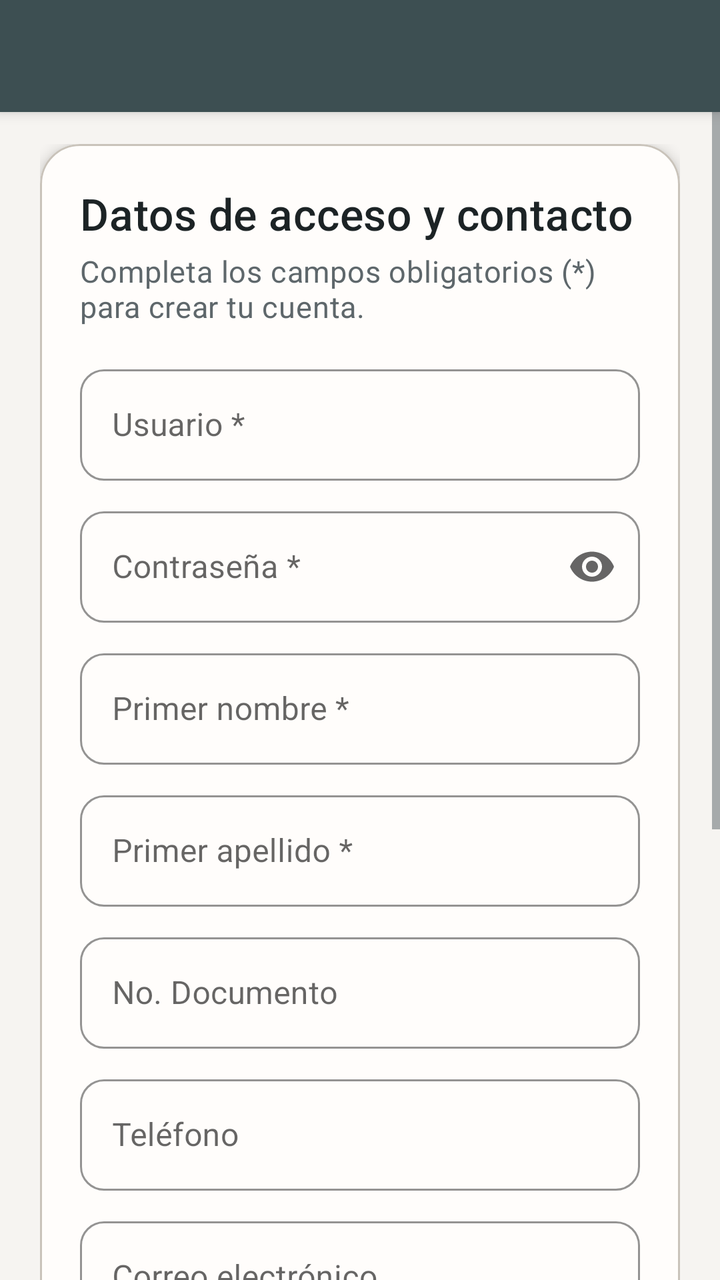
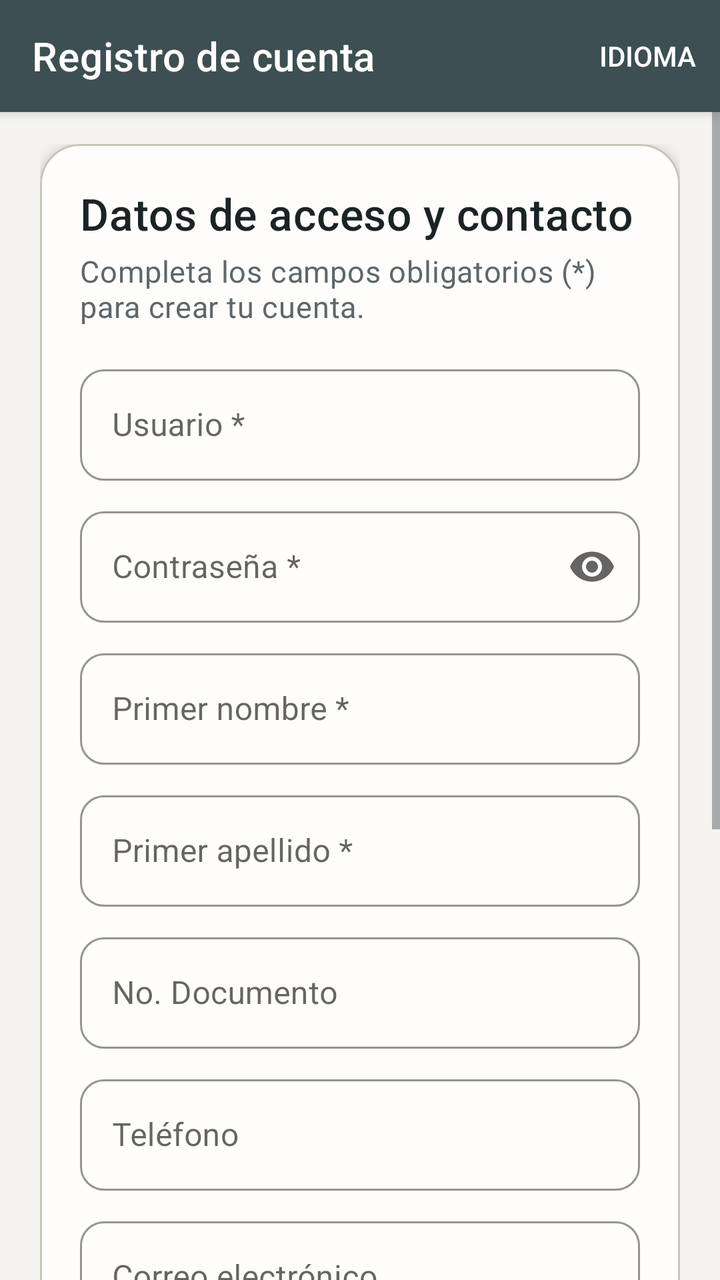

Compare the two renders of this Android layout. The source of the first and the diff that turns it into the second are given below.
<!-- AndroidManifest.xml: activity theme Theme.Muebleria -->
<!-- res/layout/activity_register.xml -->
<?xml version="1.0" encoding="utf-8"?>
<LinearLayout xmlns:android="http://schemas.android.com/apk/res/android"
    xmlns:app="http://schemas.android.com/apk/res-auto"
    android:layout_width="match_parent"
    android:layout_height="match_parent"
    android:orientation="vertical"
    android:background="@color/surface">

    <com.google.android.material.appbar.MaterialToolbar
        android:id="@+id/toolbarRegister"
        android:layout_width="match_parent"
        android:layout_height="?attr/actionBarSize"
        android:background="?attr/colorPrimary"
        android:elevation="4dp"
        android:theme="@style/ThemeOverlay.MaterialComponents.Dark.ActionBar" />

    <ScrollView
        android:layout_width="match_parent"
        android:layout_height="0dp"
        android:layout_weight="1"
        android:clipToPadding="false"
        android:fillViewport="true">

        <LinearLayout
            android:layout_width="match_parent"
            android:layout_height="wrap_content"
            android:orientation="vertical"
            android:paddingHorizontal="@dimen/padding_screen_horizontal"
            android:paddingTop="@dimen/padding_screen_vertical"
            android:paddingBottom="28dp">

            <com.google.android.material.card.MaterialCardView
                android:layout_width="match_parent"
                android:layout_height="wrap_content"
                app:cardBackgroundColor="@color/surface_container"
                app:cardCornerRadius="@dimen/corner_card_large"
                app:cardElevation="4dp"
                app:strokeColor="@color/outline_soft"
                app:strokeWidth="1dp">

                <LinearLayout
                    android:layout_width="match_parent"
                    android:layout_height="wrap_content"
                    android:orientation="vertical"
                    android:padding="20dp">

                    <TextView
                        android:layout_width="match_parent"
                        android:layout_height="wrap_content"
                        android:text="Datos de acceso y contacto"
                        android:textAppearance="?attr/textAppearanceTitleMedium"
                        android:textColor="@color/text_primary" />

                    <TextView
                        android:layout_width="match_parent"
                        android:layout_height="wrap_content"
                        android:layout_marginTop="4dp"
                        android:text="Completa los campos obligatorios (*) para crear tu cuenta."
                        android:textAppearance="?attr/textAppearanceBodySmall"
                        android:textColor="@color/text_secondary" />

                    <com.google.android.material.textfield.TextInputLayout
                        style="@style/Widget.Muebleria.TextInput"
                        android:layout_width="match_parent"
                        android:layout_height="wrap_content"
                        android:layout_marginTop="16dp"
                        android:hint="Usuario *">

                        <com.google.android.material.textfield.TextInputEditText
                            android:id="@+id/etRegLogin"
                            android:layout_width="match_parent"
                            android:layout_height="wrap_content"
                            android:inputType="text" />
                    </com.google.android.material.textfield.TextInputLayout>

                    <com.google.android.material.textfield.TextInputLayout
                        style="@style/Widget.Muebleria.TextInput"
                        android:layout_width="match_parent"
                        android:layout_height="wrap_content"
                        android:layout_marginTop="10dp"
                        android:hint="Contraseña *"
                        app:endIconMode="password_toggle">

                        <com.google.android.material.textfield.TextInputEditText
                            android:id="@+id/etRegPassword"
                            android:layout_width="match_parent"
                            android:layout_height="wrap_content"
                            android:inputType="textPassword" />
                    </com.google.android.material.textfield.TextInputLayout>

                    <com.google.android.material.textfield.TextInputLayout
                        style="@style/Widget.Muebleria.TextInput"
                        android:layout_width="match_parent"
                        android:layout_height="wrap_content"
                        android:layout_marginTop="10dp"
                        android:hint="Primer nombre *">

                        <com.google.android.material.textfield.TextInputEditText
                            android:id="@+id/etRegFirstName"
                            android:layout_width="match_parent"
                            android:layout_height="wrap_content"
                            android:inputType="textPersonName" />
                    </com.google.android.material.textfield.TextInputLayout>

                    <com.google.android.material.textfield.TextInputLayout
                        style="@style/Widget.Muebleria.TextInput"
                        android:layout_width="match_parent"
                        android:layout_height="wrap_content"
                        android:layout_marginTop="10dp"
                        android:hint="Primer apellido *">

                        <com.google.android.material.textfield.TextInputEditText
                            android:id="@+id/etRegLastName"
                            android:layout_width="match_parent"
                            android:layout_height="wrap_content"
                            android:inputType="textPersonName" />
                    </com.google.android.material.textfield.TextInputLayout>

                    <com.google.android.material.textfield.TextInputLayout
                        style="@style/Widget.Muebleria.TextInput"
                        android:layout_width="match_parent"
                        android:layout_height="wrap_content"
                        android:layout_marginTop="10dp"
                        android:hint="No. Documento">

                        <com.google.android.material.textfield.TextInputEditText
                            android:id="@+id/etRegDocNumber"
                            android:layout_width="match_parent"
                            android:layout_height="wrap_content"
                            android:inputType="number" />
                    </com.google.android.material.textfield.TextInputLayout>

                    <com.google.android.material.textfield.TextInputLayout
                        style="@style/Widget.Muebleria.TextInput"
                        android:layout_width="match_parent"
                        android:layout_height="wrap_content"
                        android:layout_marginTop="10dp"
                        android:hint="Teléfono">

                        <com.google.android.material.textfield.TextInputEditText
                            android:id="@+id/etRegPhone"
                            android:layout_width="match_parent"
                            android:layout_height="wrap_content"
                            android:inputType="phone" />
                    </com.google.android.material.textfield.TextInputLayout>

                    <com.google.android.material.textfield.TextInputLayout
                        style="@style/Widget.Muebleria.TextInput"
                        android:layout_width="match_parent"
                        android:layout_height="wrap_content"
                        android:layout_marginTop="10dp"
                        android:hint="Correo electrónico">

                        <com.google.android.material.textfield.TextInputEditText
                            android:id="@+id/etRegEmail"
                            android:layout_width="match_parent"
                            android:layout_height="wrap_content"
                            android:inputType="textEmailAddress" />
                    </com.google.android.material.textfield.TextInputLayout>

                    <com.google.android.material.textfield.TextInputLayout
                        style="@style/Widget.Muebleria.TextInput"
                        android:layout_width="match_parent"
                        android:layout_height="wrap_content"
                        android:layout_marginTop="10dp"
                        android:hint="Ciudad">

                        <com.google.android.material.textfield.TextInputEditText
                            android:id="@+id/etRegCity"
                            android:layout_width="match_parent"
                            android:layout_height="wrap_content"
                            android:inputType="text" />
                    </com.google.android.material.textfield.TextInputLayout>

                    <com.google.android.material.textfield.TextInputLayout
                        style="@style/Widget.Muebleria.TextInput"
                        android:layout_width="match_parent"
                        android:layout_height="wrap_content"
                        android:layout_marginTop="10dp"
                        android:hint="Departamento">

                        <com.google.android.material.textfield.TextInputEditText
                            android:id="@+id/etRegDepartment"
                            android:layout_width="match_parent"
                            android:layout_height="wrap_content"
                            android:inputType="text" />
                    </com.google.android.material.textfield.TextInputLayout>

                    <com.google.android.material.textfield.TextInputLayout
                        style="@style/Widget.Muebleria.TextInput"
                        android:layout_width="match_parent"
                        android:layout_height="wrap_content"
                        android:layout_marginTop="10dp"
                        android:hint="Municipio">

                        <com.google.android.material.textfield.TextInputEditText
                            android:id="@+id/etRegMunicipality"
                            android:layout_width="match_parent"
                            android:layout_height="wrap_content"
                            android:inputType="text" />
                    </com.google.android.material.textfield.TextInputLayout>

                    <com.google.android.material.button.MaterialButton
                        android:id="@+id/btnDoRegister"
                        android:layout_width="match_parent"
                        android:layout_height="56dp"
                        android:layout_marginTop="24dp"
                        android:text="Crear cuenta"
                        android:textAllCaps="false"
                        android:textSize="16sp"
                        app:cornerRadius="12dp"
                        app:elevation="2dp" />

                    <com.google.android.material.progressindicator.CircularProgressIndicator
                        android:id="@+id/progressRegister"
                        android:layout_width="wrap_content"
                        android:layout_height="wrap_content"
                        android:layout_gravity="center_horizontal"
                        android:layout_marginTop="16dp"
                        android:visibility="gone"
                        android:indeterminate="true"
                        app:indicatorColor="@color/purple_500" />
                </LinearLayout>
            </com.google.android.material.card.MaterialCardView>
        </LinearLayout>
    </ScrollView>
</LinearLayout>
<!-- resources referenced by this layout -->
<resources>
  <color name="surface">#F6F4F1</color>
  <style name="Theme.Muebleria" parent="Theme.MaterialComponents.Light.NoActionBar">
          <item name="colorPrimary">@color/purple_500</item>
          <item name="colorPrimaryDark">@color/purple_700</item>
          <item name="colorPrimaryVariant">@color/purple_700</item>
          <item name="colorSecondary">@color/purple_200</item>
          <item name="colorOnPrimary">@color/text_on_primary</item>
          <item name="colorOnSecondary">@color/text_primary</item>
          <item name="android:statusBarColor" tools:targetApi="l">@color/purple_700</item>
          <item name="android:navigationBarColor">@color/surface_container</item>
          <item name="android:windowLightNavigationBar" tools:targetApi="o_mr1">true</item>
          <item name="android:windowBackground">@color/surface</item>
          <item name="materialCardViewStyle">@style/Widget.Muebleria.Card</item>
          <item name="android:textColorPrimary">@color/text_primary</item>
          <item name="android:textColorSecondary">@color/text_secondary</item>
          <item name="textAppearanceBodySmall">@style/TextAppearance.Muebleria.BodySmall</item>
          <item name="textAppearanceBodyMedium">@style/TextAppearance.Muebleria.BodyMedium</item>
          <item name="textAppearanceBodyLarge">@style/TextAppearance.Muebleria.BodyLarge</item>
          <item name="textAppearanceTitleSmall">@style/TextAppearance.Muebleria.TitleSmall</item>
          <item name="textAppearanceTitleMedium">@style/TextAppearance.Muebleria.TitleMedium</item>
          <item name="textAppearanceHeadlineSmall">@style/TextAppearance.Muebleria.HeadlineSmall</item>
      </style>
  <color name="purple_700">#283538</color>
  <color name="purple_200">#C5A572</color>
  <dimen name="corner_card">14dp</dimen>
  <!-- unchanged entries left out for length: 18 -->
</resources>

<!-- the commit's change to res/layout/activity_register.xml (unified diff, before → after) -->
@@ -12,7 +12,10 @@
         android:layout_height="?attr/actionBarSize"
         android:background="?attr/colorPrimary"
         android:elevation="4dp"
-        android:theme="@style/ThemeOverlay.MaterialComponents.Dark.ActionBar" />
+        android:theme="@style/ThemeOverlay.MaterialComponents.Dark.ActionBar"
+        app:title="@string/register_title"
+        app:menu="@menu/register_toolbar_menu"
+        app:popupTheme="@style/ThemeOverlay.Muebleria.ToolbarPopup" />
 
     <ScrollView
         android:layout_width="match_parent"
@@ -47,7 +50,7 @@
                     <TextView
                         android:layout_width="match_parent"
                         android:layout_height="wrap_content"
-                        android:text="Datos de acceso y contacto"
+                        android:text="@string/register_section_access"
                         android:textAppearance="?attr/textAppearanceTitleMedium"
                         android:textColor="@color/text_primary" />
 
@@ -55,7 +58,7 @@
                         android:layout_width="match_parent"
                         android:layout_height="wrap_content"
                         android:layout_marginTop="4dp"
-                        android:text="Completa los campos obligatorios (*) para crear tu cuenta."
+                        android:text="@string/register_intro"
                         android:textAppearance="?attr/textAppearanceBodySmall"
                         android:textColor="@color/text_secondary" />
 
@@ -64,7 +67,7 @@
                         android:layout_width="match_parent"
                         android:layout_height="wrap_content"
                         android:layout_marginTop="16dp"
-                        android:hint="Usuario *">
+                        android:hint="@string/register_hint_login_required">
 
                         <com.google.android.material.textfield.TextInputEditText
                             android:id="@+id/etRegLogin"
@@ -78,7 +81,7 @@
                         android:layout_width="match_parent"
                         android:layout_height="wrap_content"
                         android:layout_marginTop="10dp"
-                        android:hint="Contraseña *"
+                        android:hint="@string/register_hint_password_required"
                         app:endIconMode="password_toggle">
 
                         <com.google.android.material.textfield.TextInputEditText
@@ -93,7 +96,7 @@
                         android:layout_width="match_parent"
                         android:layout_height="wrap_content"
                         android:layout_marginTop="10dp"
-                        android:hint="Primer nombre *">
+                        android:hint="@string/register_hint_first_name_required">
 
                         <com.google.android.material.textfield.TextInputEditText
                             android:id="@+id/etRegFirstName"
@@ -107,7 +110,7 @@
                         android:layout_width="match_parent"
                         android:layout_height="wrap_content"
                         android:layout_marginTop="10dp"
-                        android:hint="Primer apellido *">
+                        android:hint="@string/register_hint_last_name_required">
 
                         <com.google.android.material.textfield.TextInputEditText
                             android:id="@+id/etRegLastName"
@@ -121,7 +124,7 @@
                         android:layout_width="match_parent"
                         android:layout_height="wrap_content"
                         android:layout_marginTop="10dp"
-                        android:hint="No. Documento">
+                        android:hint="@string/register_hint_document">
 
                         <com.google.android.material.textfield.TextInputEditText
                             android:id="@+id/etRegDocNumber"
@@ -135,7 +138,7 @@
                         android:layout_width="match_parent"
                         android:layout_height="wrap_content"
                         android:layout_marginTop="10dp"
-                        android:hint="Teléfono">
+                        android:hint="@string/profile_label_phone">
 
                         <com.google.android.material.textfield.TextInputEditText
                             android:id="@+id/etRegPhone"
@@ -149,7 +152,7 @@
                         android:layout_width="match_parent"
                         android:layout_height="wrap_content"
                         android:layout_marginTop="10dp"
-                        android:hint="Correo electrónico">
+                        android:hint="@string/profile_label_email">
 
                         <com.google.android.material.textfield.TextInputEditText
                             android:id="@+id/etRegEmail"
@@ -163,7 +166,7 @@
                         android:layout_width="match_parent"
                         android:layout_height="wrap_content"
                         android:layout_marginTop="10dp"
-                        android:hint="Ciudad">
+                        android:hint="@string/profile_label_city">
 
                         <com.google.android.material.textfield.TextInputEditText
                             android:id="@+id/etRegCity"
@@ -177,7 +180,7 @@
                         android:layout_width="match_parent"
                         android:layout_height="wrap_content"
                         android:layout_marginTop="10dp"
-                        android:hint="Departamento">
+                        android:hint="@string/register_hint_department">
 
                         <com.google.android.material.textfield.TextInputEditText
                             android:id="@+id/etRegDepartment"
@@ -191,7 +194,7 @@
                         android:layout_width="match_parent"
                         android:layout_height="wrap_content"
                         android:layout_marginTop="10dp"
-                        android:hint="Municipio">
+                        android:hint="@string/register_hint_municipality">
 
                         <com.google.android.material.textfield.TextInputEditText
                             android:id="@+id/etRegMunicipality"
@@ -205,7 +208,7 @@
                         android:layout_width="match_parent"
                         android:layout_height="56dp"
                         android:layout_marginTop="24dp"
-                        android:text="Crear cuenta"
+                        android:text="@string/register_button_submit"
                         android:textAllCaps="false"
                         android:textSize="16sp"
                         app:cornerRadius="12dp"
<!-- resource entries referenced after the edit -->
@@ -1,6 +1,27 @@
 <!-- resources referenced by this layout -->
 <resources>
   <color name="surface">#F6F4F1</color>
+  <string name="profile_label_city">Ciudad</string>
+  <string name="profile_label_email">Correo electrónico</string>
+  <string name="profile_label_phone">Teléfono</string>
+  <string name="register_button_submit">Crear cuenta</string>
+  <string name="register_hint_department">Departamento</string>
+  <string name="register_hint_document">No. Documento</string>
+  <string name="register_hint_first_name_required">Primer nombre *</string>
+  <string name="register_hint_last_name_required">Primer apellido *</string>
+  <string name="register_hint_login_required">Usuario *</string>
+  <string name="register_hint_municipality">Municipio</string>
+  <string name="register_hint_password_required">Contraseña *</string>
+  <string name="register_intro">Completa los campos obligatorios (*) para crear tu cuenta.</string>
+  <string name="register_section_access">Datos de acceso y contacto</string>
+  <string name="register_title">Registro de cuenta</string>
+  <style name="ThemeOverlay.Muebleria.ToolbarPopup" parent="ThemeOverlay.MaterialComponents.Light">
+          <item name="android:colorBackground">@color/surface_container</item>
+          <item name="colorSurface">@color/surface_container</item>
+          <item name="android:textColorPrimary">@color/text_primary</item>
+          <item name="android:textColorSecondary">@color/text_secondary</item>
+          <item name="colorControlNormal">@color/text_primary</item>
+      </style>
   <style name="Theme.Muebleria" parent="Theme.MaterialComponents.Light.NoActionBar">
           <item name="colorPrimary">@color/purple_500</item>
           <item name="colorPrimaryDark">@color/purple_700</item>
@@ -21,9 +42,19 @@
           <item name="textAppearanceTitleSmall">@style/TextAppearance.Muebleria.TitleSmall</item>
           <item name="textAppearanceTitleMedium">@style/TextAppearance.Muebleria.TitleMedium</item>
           <item name="textAppearanceHeadlineSmall">@style/TextAppearance.Muebleria.HeadlineSmall</item>
+          <item name="materialAlertDialogTheme">@style/ThemeOverlay.Muebleria.MaterialAlertDialog</item>
       </style>
   <color name="purple_700">#283538</color>
   <color name="purple_200">#C5A572</color>
+  <style name="ThemeOverlay.Muebleria.MaterialAlertDialog" parent="ThemeOverlay.MaterialComponents.MaterialAlertDialog">
+          <item name="colorSurface">@color/surface_container</item>
+          <item name="android:textColorPrimary">@color/text_primary</item>
+          <item name="android:textColorSecondary">@color/text_secondary</item>
+          <item name="materialAlertDialogTitleTextStyle">@style/MaterialAlertDialog.Muebleria.Title.Text</item>
+      </style>
+  <style name="MaterialAlertDialog.Muebleria.Title.Text" parent="MaterialAlertDialog.MaterialComponents.Title.Text">
+          <item name="android:textColor">@color/text_primary</item>
+      </style>
   <dimen name="corner_card">14dp</dimen>
   <!-- unchanged entries left out for length: 18 -->
 </resources>
